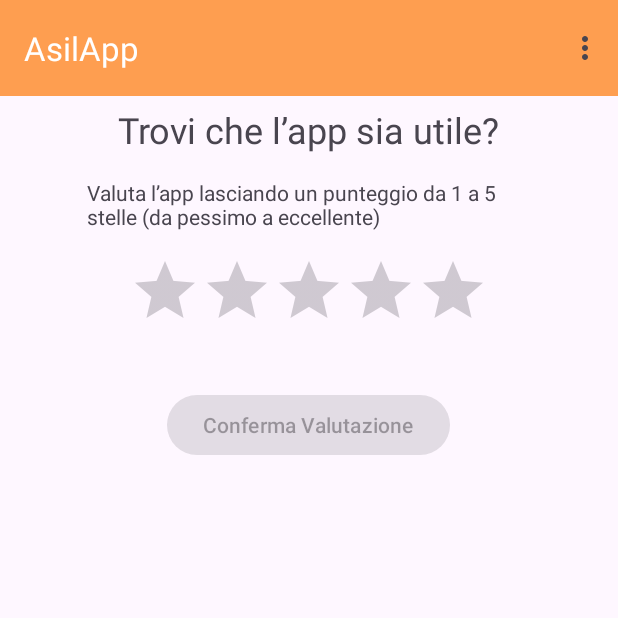
After one commit to mprudente6/AsilApp, an Android app: the ValutazioneActivity screen opened directly, with no data from a screen before it, on a phone screen of 412 x 824 dp, the top half of it. The commit adds this screen. Run offline under Robolectric (Android 15) with nearby library versions, the phone set to English and light mode, and no system bars; our stand-ins replace Firebase (no records; nobody signed in at launch, a user with empty details on screens opened directly).

Commit message:
profilo RichiedenteAsilo: valutazione app e scheda anagrafica condivisibile su altre app (gmail, whatsapp)

```diff
--- /dev/null
+++ b/app/src/main/java/it/uniba/dib/sms23248/ValutazioneActivity.java
@@ -0,0 +1,123 @@
+package it.uniba.dib.sms23248;
+
+import android.os.Bundle;
+import android.view.View;
+import android.view.inputmethod.InputMethodManager;
+import android.widget.Button;
+import android.widget.RatingBar;
+import android.widget.Toast;
+
+import androidx.appcompat.app.AppCompatActivity;
+
+import com.google.firebase.auth.FirebaseAuth;
+import com.google.firebase.firestore.DocumentReference;
+import com.google.firebase.firestore.DocumentSnapshot;
+import com.google.firebase.firestore.FirebaseFirestore;
+
+import java.util.HashMap;
+import java.util.Map;
+
+public class ValutazioneActivity extends AppCompatActivity {
+
+    private RatingBar ratingBar;
+    private Button submitRatingButton;
+    private FirebaseAuth mAuth;
+    private FirebaseFirestore db;
+    private String userId;
+
+    @Override
+    protected void onCreate(Bundle savedInstanceState) {
+        super.onCreate(savedInstanceState);
+        setContentView(R.layout.activity_valutazione);
+
+        mAuth = FirebaseAuth.getInstance();
+        db = FirebaseFirestore.getInstance();
+        userId = mAuth.getCurrentUser().getUid();
+
+        // Initialize RatingBar and Submit Button
+        ratingBar = findViewById(R.id.ratingBar);
+        submitRatingButton = findViewById(R.id.submitRatingButton);
+
+        // Set listener for changes in RatingBar
+        ratingBar.setOnRatingBarChangeListener((ratingBar, rating, fromUser) -> {
+            // Enable the submit button once the user rates
+            enableSubmitButton(rating > 0); // Hide button if no stars are selected
+        });
+
+        // Set click listener for submit button
+        submitRatingButton.setOnClickListener(view -> {
+            float userRating = ratingBar.getRating();
+
+            if (userRating > 0) {
+                // Call method to submit the rating to Firestore
+                submitUserRatingToFirestore(userId, userRating);
+            }
+        });
+    }
+
+    // Method to enable the submit button once the user rates
+    private void enableSubmitButton(boolean enable) {
+        submitRatingButton.setEnabled(enable);
+        submitRatingButton.setVisibility(enable ? View.VISIBLE : View.GONE);
+    }
+
+    // Method to submit the user's rating data to Firestore
+    private void submitUserRatingToFirestore(String userId, float userRating) {
+        InputMethodManager inputMethodManager = (InputMethodManager) getSystemService(INPUT_METHOD_SERVICE);
+
+        // Get the document reference based on the UID
+        DocumentReference documentRef = db.collection("VALUTAZIONE").document(userId);
+
+        // Check if the document exists in the collection based on the UID
+        documentRef.get().addOnCompleteListener(task -> {
+            if (task.isSuccessful()) {
+                DocumentSnapshot document = task.getResult();
+                if (document.exists()) {
+                    // Document exists, update the 'Voto' field
+                    updateExistingDocument(documentRef, userRating);
+                } else {
+                    // Document does not exist, create a new one
+                    createNewDocument(documentRef, userRating);
+                }
+            } else {
+                // Handle error
+                Toast.makeText(getApplicationContext(), "Errore nella ricerca del documento", Toast.LENGTH_SHORT).show();
+            }
+        });
+    }
+
+    // Method to update an existing document
+    private void updateExistingDocument(DocumentReference documentRef, float userRating) {
+        Map<String, Object> ratingData = new HashMap<>();
+        ratingData.put("Voto", (int) userRating);
+
+        documentRef.update(ratingData)
+                .addOnCompleteListener(task -> {
+                    if (task.isSuccessful()) {
+                        // Show success message using Toast
+                        Toast.makeText(getApplicationContext(), "Recensione aggiornata con successo!", Toast.LENGTH_SHORT).show();
+                    } else {
+                        // Handle error
+                        Toast.makeText(getApplicationContext(), "Errore nell'aggiornamento della recensione", Toast.LENGTH_SHORT).show();
+                    }
+                });
+    }
+
+    // Method to create a new document in the Firestore collection
+    private void createNewDocument(DocumentReference documentRef, float userRating) {
+        Map<String, Object> ratingData = new HashMap<>();
+        ratingData.put("Utente", userId);
+        ratingData.put("Voto", (int) userRating);
+
+        documentRef.set(ratingData)
+                .addOnCompleteListener(task -> {
+                    if (task.isSuccessful()) {
+                        // Show success message using Toast
+                        Toast.makeText(getApplicationContext(), "Recensione salvata con successo!", Toast.LENGTH_SHORT).show();
+                    } else {
+                        // Handle error
+                        Toast.makeText(getApplicationContext(), "Errore nel salvataggio della recensione", Toast.LENGTH_SHORT).show();
+                    }
+                });
+    }
+}
--- /dev/null
+++ b/app/src/main/res/layout/activity_valutazione.xml
@@ -0,0 +1,62 @@
+<?xml version="1.0" encoding="utf-8"?>
+<RelativeLayout xmlns:android="http://schemas.android.com/apk/res/android"
+    xmlns:app="http://schemas.android.com/apk/res-auto"
+    xmlns:tools="http://schemas.android.com/tools"
+    android:layout_width="match_parent"
+    android:layout_height="match_parent"
+    tools:context=".ValutazioneActivity">
+
+    <com.google.android.material.appbar.MaterialToolbar
+        android:id="@+id/toolbar"
+        android:layout_width="match_parent"
+        android:layout_height="wrap_content"
+        android:layout_alignParentStart="true"
+        android:layout_alignParentTop="true"
+        android:background="#fe9e50"
+        app:title="AsilApp"
+        app:titleTextColor="#FFFFFF"
+        app:menu="@menu/menu_bar"/>
+
+    <!-- Title: Trovi che l’app sia utile? -->
+    <TextView
+        android:id="@+id/titleUsefulness"
+        android:layout_width="wrap_content"
+        android:layout_height="wrap_content"
+        android:text="Trovi che l’app sia utile?"
+        android:textSize="24sp"
+        android:layout_marginTop="70dp"
+        android:layout_centerHorizontal="true"/>
+
+    <!-- Description -->
+    <TextView
+        android:id="@+id/description"
+        android:layout_width="296dp"
+        android:layout_height="wrap_content"
+        android:layout_below="@id/titleUsefulness"
+        android:layout_centerHorizontal="true"
+        android:layout_marginTop="16dp"
+        android:text="Valuta l’app lasciando un punteggio da 1 a 5 stelle (da pessimo a eccellente)" />
+
+    <!-- Star Rating -->
+    <!-- RatingBar for user's app evaluation -->
+    <RatingBar
+        android:id="@+id/ratingBar"
+        android:layout_width="wrap_content"
+        android:layout_height="wrap_content"
+        android:numStars="5"
+        android:stepSize="1"
+        android:layout_below="@id/description"
+        android:layout_centerHorizontal="true"
+        android:layout_marginTop="16dp" />
+
+    <!-- Submit Button -->
+    <Button
+        android:id="@+id/submitRatingButton"
+        android:layout_width="wrap_content"
+        android:layout_height="wrap_content"
+        android:text="Conferma Valutazione"
+        android:layout_below="@id/ratingBar"
+        android:layout_marginTop="32dp"
+        android:layout_centerHorizontal="true"
+        android:enabled="false" />
+</RelativeLayout>
```
Also changed, not shown: app/src/main/AndroidManifest.xml (+9 -0 lines), app/src/main/java/it/uniba/dib/sms23248/AnagraficaActivity.java (added, +196 -0 lines), app/src/main/java/it/uniba/dib/sms23248/HomeR.java (+9 -1 lines), app/src/main/java/it/uniba/dib/sms23248/ProfiloActivity.java (added, +46 -0 lines), app/src/main/res/layout/activity_anagrafica.xml (added, +60 -0 lines), app/src/main/res/layout/activity_home_r.xml (+13 -2 lines), app/src/main/res/layout/activity_profilo.xml (added, +72 -0 lines), app/src/main/res/drawable/ic_avatar.png (added).
